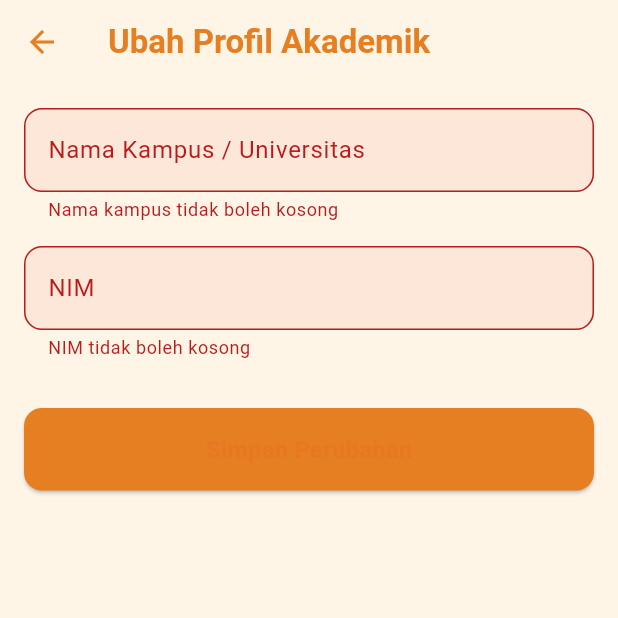
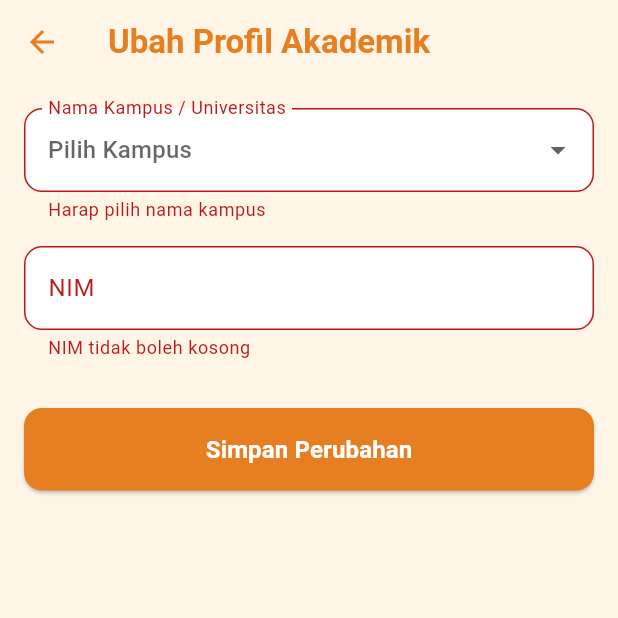
Before and after one commit to aaliyahazzahra/project_volt, a Flutter app: the EditProfilePage screen opened directly with empty values, after a tap on "Simpan Perubahan", on a phone screen of 412 x 824 dp, the top half of it. Run offline on Flutter 3.47's test engine with Material 3 defaults, Android fonts, the phone set to English and light mode, and no system bars; our stand-ins replace shared_preferences, sqflite; missing offline and left inert: bottom_bar_matu; accounts and stored records are empty.

Commit message:
commit9 gas

```diff
--- a/lib/constant/app_color.dart
+++ b/lib/constant/app_color.dart
@@ -1,15 +1,28 @@
-import 'package:flutter/widgets.dart';
+import 'package:flutter/material.dart';
 
 class AppColor {
-  static Color kBackgroundColor = Color(0xFFFEF5E7);
-  static Color kPrimaryColor = Color(0xFFE67E22);
-  static Color kIconBgColor = Color(0xFFD6EAF8);
-  static Color kTextColor = Color(0xFF34495E);
-  static Color kTextSecondaryColor = Color(0xFF566573);
-  static Color kBlueCardColor = Color(0xFFD6EAF8);
-  static Color kWhiteColor = Color(0x0ff00000);
-  static Color kSecondaryTextColor = Color(0xFF566573);
-  static Color kRedColor = Color.fromARGB(200, 243, 72, 60);
+  // TEMA UTAMA
+  static const Color kBackgroundColor = Color(0xFFFEF5E7);
+  static const Color kAppBar = Color.fromARGB(255, 245, 212, 160);
+  static const Color kPrimaryColor = Color(0xFFE67E22);
+  static const Color kSecondaryColor = Color.fromARGB(255, 6, 37, 105);
+  static const Color kIconBgColor = Color(0xFFD6EAF8);
+
   static const Color colorMahasiswa = Color(0xFF60B5FF);
   static const Color colorDosen = Color(0xFFFF9149);
+
+  static const Color kTextColor = Color(0xFF34495E);
+  static const Color kTextSecondaryColor = Color(0xFF566573);
+
+  static const Color kWhiteColor = Color(0xFFFFFFFF);
+  static const Color kBlackColor = Color(0xFF000000);
+
+  static const Color kSuccessColor = Color(0xFF2ECC71);
+  static const Color kWarningColor = Color(0xFFF39C12);
+  static const Color kErrorColor = Color(0xFFE74C3C);
+
+  static const Color kDisabledColor = Color(0xFFBDC3C7);
+  static const Color kDividerColor = Color(0xFFEAECEE);
+
+  // static const Color kSimulationDarkBg = Color(0xFF263238);
 }
--- a/lib/model/user_model.dart
+++ b/lib/model/user_model.dart
@@ -6,6 +6,7 @@ class UserModel {
   final String email;
   final String password;
   final String role;
+  final String? nim;
 
   UserModel({
     this.id,
@@ -13,6 +14,7 @@ class UserModel {
     required this.email,
     required this.password,
     required this.role,
+    this.nim,
   });
 
   // Konversi dari Map (dari DB) ke UserModel
@@ -23,6 +25,7 @@ class UserModel {
       email: map['email'],
       password: map['password'],
       role: map['role'],
+      nim: map['nim'],
     );
   }
 
--- a/lib/view/bottom_navigation/bottom_nav_dosen.dart
+++ b/lib/view/bottom_navigation/bottom_nav_dosen.dart
@@ -1,6 +1,7 @@
 import 'package:bottom_bar_matu/bottom_bar/bottom_bar_bubble.dart';
 import 'package:bottom_bar_matu/bottom_bar_item.dart';
 import 'package:flutter/material.dart';
+import 'package:project_volt/constant/app_color.dart';
 import 'package:project_volt/model/user_model.dart';
 import 'package:project_volt/view/dashboard/homepage_dosen.dart';
 import 'package:project_volt/view/dashboard/simulasi.dart';
@@ -35,7 +36,7 @@ class _BottomNavDosenState extends State<BottomNavDosen> {
       child: Scaffold(
         body: _widgetOptions[_tabIndex],
         bottomNavigationBar: BottomBarBubble(
-          color: Color.fromARGB(255, 14, 57, 94),
+          color: AppColor.kSecondaryColor,
           selectedIndex: _tabIndex,
           items: [
             BottomBarItem(iconData: Icons.assignment, label: 'Tugas'),
--- a/lib/view/bottom_navigation/bottom_nav_mhs.dart
+++ b/lib/view/bottom_navigation/bottom_nav_mhs.dart
@@ -1,6 +1,7 @@
 import 'package:bottom_bar_matu/bottom_bar/bottom_bar_bubble.dart';
 import 'package:bottom_bar_matu/bottom_bar_item.dart';
 import 'package:flutter/material.dart';
+import 'package:project_volt/constant/app_color.dart';
 import 'package:project_volt/model/user_model.dart';
 import 'package:project_volt/view/dashboard/homepage_mhs.dart';
 import 'package:project_volt/view/dashboard/simulasi.dart';
@@ -35,7 +36,7 @@ class _BottomNavMhsState extends State<BottomNavMhs> {
       child: Scaffold(
         body: _widgetOptions[_tabIndex],
         bottomNavigationBar: BottomBarBubble(
-          color: Color.fromARGB(255, 14, 57, 94),
+          color: AppColor.kSecondaryColor,
 
           selectedIndex: _tabIndex,
           items: [
--- a/lib/view/dashboard/homepage_mhs.dart
+++ b/lib/view/dashboard/homepage_mhs.dart
@@ -136,13 +136,13 @@ class _HomepageMhsState extends State<HomepageMhs> {
         title: Text(
           "Ruang Kelas",
           style: TextStyle(
-            color: AppColor.kPrimaryColor,
+            color: AppColor.kTextColor,
             fontWeight: FontWeight.bold,
             fontSize: 22,
           ),
         ),
         centerTitle: true,
-        backgroundColor: AppColor.kBackgroundColor,
+        backgroundColor: AppColor.kAppBar,
       ),
       body: _isLoading
           ? Center(child: CircularProgressIndicator())
--- a/lib/view/kelas/dosen/tugas_tab_content.dart
+++ b/lib/view/kelas/dosen/tugas_tab_content.dart
@@ -43,13 +43,11 @@ class _TugasTabContentState extends State<TugasTabContent> {
   }
 
   void _navigateToEditTugas(TugasModel tugas) async {
-    // 'await' sampai halaman EditTugasPage ditutup
     final isSuccess = await Navigator.push(
       context,
       MaterialPageRoute(builder: (context) => EditTugasPage(tugas: tugas)),
     );
 
-    // berjalan setelah halaman ditutup
     if (isSuccess == true && mounted) {
       _refreshTugasList();
     }
@@ -62,7 +60,6 @@ class _TugasTabContentState extends State<TugasTabContent> {
         builder: (context) => CreateTugasPage(kelasId: widget.kelas.id!),
       ),
     ).then((_) {
-      // Refresh daftar tugas saat kembali
       setState(() => _isLoading = true);
       _loadTugas();
     });
@@ -71,7 +68,7 @@ class _TugasTabContentState extends State<TugasTabContent> {
   @override
   Widget build(BuildContext context) {
     return Scaffold(
-      backgroundColor: AppColor.kBackgroundColor,
+      backgroundColor: AppColor.kWhiteColor,
       body: _isLoading
           ? Center(child: CircularProgressIndicator())
           : _daftarTugas.isEmpty
--- a/lib/view/profile/edit_profile_page.dart
+++ b/lib/view/profile/edit_profile_page.dart
@@ -1,7 +1,22 @@
 import 'package:flutter/material.dart';
 import 'package:project_volt/constant/app_color.dart';
-import 'package:project_volt/database/db_helper.dart'; // Sesuaikan path ke DbHelper Anda
+import 'package:project_volt/database/db_helper.dart'; // Sesuaikan path
 import 'package:project_volt/model/user_model.dart';
+
+final List<String> daftarKampus = [
+  'Universitas Indonesia (UI)',
+  'Institut Teknologi Bandung (ITB)',
+  'Universitas Gadjah Mada (UGM)',
+  'Universitas Airlangga (UNAIR)',
+  'Institut Pertanian Bogor (IPB)',
+  'Universitas Padjadjaran (UNPAD)',
+  'Universitas Diponegoro (UNDIP)',
+  'Universitas Brawijaya (UB)',
+  'Institut Teknologi Sepuluh Nopember (ITS)',
+  'Universitas Negeri Jakarta (UNJ)',
+  'Universitas Sebelas Maret (UNS)',
+  'Universitas Hasanuddin (UNHAS)',
+];
 
 class EditProfilePage extends StatefulWidget {
   final UserModel user;
@@ -13,20 +28,20 @@ class EditProfilePage extends StatefulWidget {
 
 class _EditProfilePageState extends State<EditProfilePage> {
   final _formKey = GlobalKey<FormState>();
-  late TextEditingController _kampusController;
+
+  String? _selectedKampus;
+
   late TextEditingController _nomorIndukController;
 
   bool _isLoading = true;
   late bool _isDosen;
-
-  // Label untuk form
   String _nomorIndukLabel = "NIM";
 
   @override
   void initState() {
     super.initState();
-    _kampusController = TextEditingController();
     _nomorIndukController = TextEditingController();
+    _selectedKampus = null; // Awalnya kosong
 
     _isDosen = widget.user.role == UserRole.dosen.toString();
     _nomorIndukLabel = _isDosen ? "NIDN/NIDK" : "NIM";
@@ -36,7 +51,6 @@ class _EditProfilePageState extends State<EditProfilePage> {
 
   @override
   void dispose() {
-    _kampusController.dispose();
     _nomorIndukController.dispose();
     super.dispose();
   }
@@ -55,7 +69,15 @@ class _EditProfilePageState extends State<EditProfilePage> {
       }
 
       if (profileData != null) {
-        _kampusController.text = profileData['nama_kampus'] ?? '';
+        final String? loadedNamaKampus = profileData['nama_kampus'];
+
+        if (loadedNamaKampus != null &&
+            daftarKampus.contains(loadedNamaKampus)) {
+          _selectedKampus = loadedNamaKampus;
+        } else {
+          _selectedKampus = null;
+        }
+
         if (_isDosen) {
           _nomorIndukController.text = profileData['nidn_nidk'] ?? '';
         } else {
@@ -64,7 +86,6 @@ class _EditProfilePageState extends State<EditProfilePage> {
       }
     } catch (e) {
       print("Error loading profile: $e");
-      // Tampilkan snackbar jika gagal load
       if (mounted) {
         ScaffoldMessenger.of(
           context,
@@ -81,7 +102,7 @@ class _EditProfilePageState extends State<EditProfilePage> {
 
   Future<void> _saveProfileData() async {
     if (!_formKey.currentState!.validate()) {
-      return; // Jangan simpan jika form tidak valid
+      return;
     }
 
     setState(() {
@@ -91,7 +112,7 @@ class _EditProfilePageState extends State<EditProfilePage> {
     try {
       Map<String, dynamic> data = {
         'user_id': widget.user.id!,
-        'nama_kampus': _kampusController.text.trim(),
+        'nama_kampus': _selectedKampus,
       };
 
       if (_isDosen) {
@@ -106,7 +127,7 @@ class _EditProfilePageState extends State<EditProfilePage> {
         ScaffoldMessenger.of(
           context,
         ).showSnackBar(SnackBar(content: Text('Profil berhasil diperbarui!')));
-        Navigator.pop(context); // Kembali ke halaman profil
+        Navigator.pop(context);
       }
     } catch (e) {
       print("Error saving profile: $e");
@@ -152,9 +173,9 @@ class _EditProfilePageState extends State<EditProfilePage> {
                   child: Column(
                     crossAxisAlignment: CrossAxisAlignment.stretch,
                     children: [
-                      // Form Nama Kampus
-                      TextFormField(
-                        controller: _kampusController,
+                      DropdownButtonFormField<String>(
+                        initialValue: _selectedKampus,
+                        isExpanded: true,
                         decoration: InputDecoration(
                           labelText: 'Nama Kampus / Universitas',
                           border: OutlineInputBorder(
@@ -163,16 +184,31 @@ class _EditProfilePageState extends State<EditProfilePage> {
                           filled: true,
                           fillColor: AppColor.kWhiteColor,
                         ),
+                        hint: Text('Pilih Kampus'),
+                        items: daftarKampus.map((String kampus) {
+                          return DropdownMenuItem<String>(
+                            value: kampus,
+                            child: Text(
+                              kampus,
+                              overflow: TextOverflow.ellipsis,
+                            ),
+                          );
+                        }).toList(),
+                        onChanged: (String? newValue) {
+                          setState(() {
+                            _selectedKampus = newValue;
+                          });
+                        },
                         validator: (value) {
-                          if (value == null || value.trim().isEmpty) {
-                            return 'Nama kampus tidak boleh kosong';
+                          if (value == null || value.isEmpty) {
+                            return 'Harap pilih nama kampus';
                           }
                           return null;
                         },
                       ),
+
                       SizedBox(height: 16),
 
-                      // Form NIM / NIDN
                       TextFormField(
                         controller: _nomorIndukController,
                         decoration: InputDecoration(
@@ -193,7 +229,6 @@ class _EditProfilePageState extends State<EditProfilePage> {
                       ),
                       SizedBox(height: 32),
 
-                      // Tombol Simpan
                       ElevatedButton(
                         onPressed: _saveProfileData,
                         style: ElevatedButton.styleFrom(
--- a/lib/widgets/anggota_list_view.dart
+++ b/lib/widgets/anggota_list_view.dart
@@ -35,7 +35,7 @@ class AnggotaListView extends StatelessWidget {
               anggota.namaLengkap,
               style: TextStyle(fontWeight: FontWeight.bold),
             ),
-            subtitle: Text(anggota.email),
+            subtitle: Text(anggota.nim ?? "NIM belum diatur"),
             onTap: () {
               // Hanya panggil fungsi jika onTap tidak null
               if (onAnggotaTap != null) {
```
Also changed, not shown: lib/database/db_helper.dart (+9 -5 lines), lib/view/dashboard/homepage_dosen.dart (+11 -5 lines), lib/view/dashboard/simulasi.dart (+21 -21 lines), lib/view/kelas/dosen/anggota_tab_content.dart (+4 -30 lines), lib/view/kelas/dosen/class_detail.dart (+24 -10 lines), lib/view/kelas/dosen/edit_class.dart (+4 -4 lines), lib/view/kelas/mahasiswa/class_detail_mhs.dart (+3 -4 lines), lib/view/profile/profile_page.dart (+13 -20 lines).
